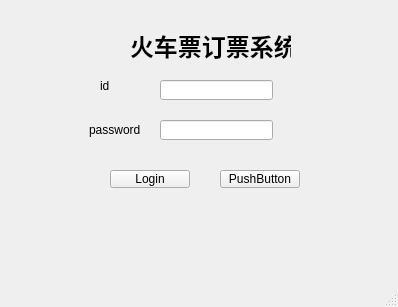
First picture: the form in 8_20/mainwindow.ui, repository shitBob/keshe, before the edit.
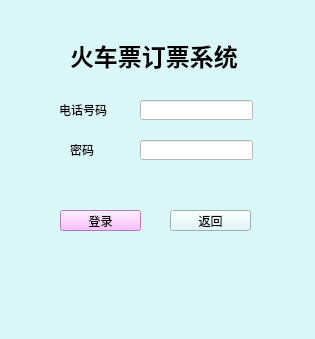
Second picture: the form after the edit.

```diff
--- a/8_20/mainwindow.ui
+++ b/8_20/mainwindow.ui
@@ -6,20 +6,35 @@
    <rect>
     <x>0</x>
     <y>0</y>
-    <width>398</width>
-    <height>307</height>
+    <width>315</width>
+    <height>339</height>
    </rect>
   </property>
+  <property name="minimumSize">
+   <size>
+    <width>315</width>
+    <height>339</height>
+   </size>
+  </property>
+  <property name="maximumSize">
+   <size>
+    <width>16777215</width>
+    <height>339</height>
+   </size>
+  </property>
   <property name="windowTitle">
    <string>MainWindow</string>
   </property>
+  <property name="styleSheet">
+   <string notr="true">background-color: rgb(217, 247, 246);</string>
+  </property>
   <widget class="QWidget" name="centralwidget">
    <widget class="QLabel" name="label">
     <property name="geometry">
      <rect>
-      <x>130</x>
-      <y>30</y>
-      <width>161</width>
+      <x>70</x>
+      <y>40</y>
+      <width>171</width>
       <height>31</height>
      </rect>
     </property>
@@ -37,73 +52,82 @@
    <widget class="QPushButton" name="login">
     <property name="geometry">
      <rect>
-      <x>110</x>
-      <y>170</y>
-      <width>80</width>
-      <height>18</height>
+      <x>60</x>
+      <y>210</y>
+      <width>81</width>
+      <height>21</height>
      </rect>
     </property>
+    <property name="styleSheet">
+     <string notr="true">background-color: rgb(255, 170, 255);</string>
+    </property>
     <property name="text">
-     <string>Login</string>
+     <string>登录</string>
     </property>
    </widget>
    <widget class="QLineEdit" name="user_id_numLineEdit">
     <property name="geometry">
      <rect>
-      <x>160</x>
-      <y>80</y>
+      <x>140</x>
+      <y>100</y>
       <width>113</width>
       <height>20</height>
      </rect>
     </property>
+    <property name="styleSheet">
+     <string notr="true">background-color: rgb(255, 255, 255);</string>
+    </property>
    </widget>
    <widget class="QLineEdit" name="passwordLineEdit">
     <property name="geometry">
      <rect>
-      <x>160</x>
-      <y>120</y>
+      <x>140</x>
+      <y>140</y>
       <width>113</width>
       <height>20</height>
      </rect>
     </property>
+    <property name="styleSheet">
+     <string notr="true">background-color: rgb(255, 255, 255);</string>
+    </property>
    </widget>
    <widget class="QLabel" name="label_2">
     <property name="geometry">
      <rect>
-      <x>100</x>
-      <y>80</y>
-      <width>40</width>
-      <height>12</height>
+      <x>59</x>
+      <y>100</y>
+      <width>61</width>
+      <height>20</height>
      </rect>
     </property>
     <property name="text">
-     <string>id</string>
+     <string>电话号码</string>
     </property>
    </widget>
    <widget class="QLabel" name="label_3">
     <property name="geometry">
      <rect>
-      <x>89</x>
-      <y>120</y>
-      <width>51</width>
+      <x>70</x>
+      <y>140</y>
+      <width>31</width>
       <height>20</height>
      </rect>
     </property>
     <property name="text">
-     <string>password</string>
+     <string>密码</string>
     </property>
    </widget>
    <widget class="QPushButton" name="pushButton">
     <property name="geometry">
      <rect>
-      <x>220</x>
-      <y>170</y>
-      <width>80</width>
-      <height>18</height>
+      <x>170</x>
+      <y>210</y>
+      <width>81</width>
+      <height>21</height>
      </rect>
     </property>
     <property name="text">
-     <string>PushButton</string>
+     <string>返回</string>
     </property>
    </widget>
   </widget>
```
Left out of the diff: 4 changed lines with no effect on the pictures.
